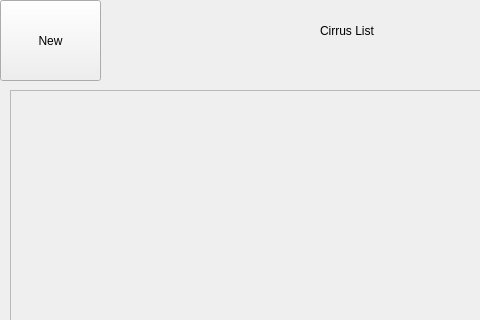
Qt form mainwindow.ui (ruvans/cirrus-list) before a commit; both pictures show x 0 to 480 and y 0 to 320 of the 800 by 600 pixel window.
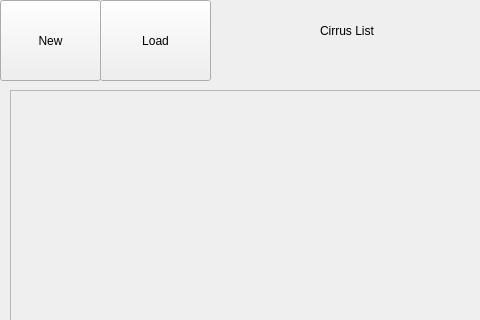
The same form after that commit.

Commit message: Created empty load display widget

Diff of the .ui file:
```diff
--- a/mainwindow.ui
+++ b/mainwindow.ui
@@ -63,6 +63,19 @@
      </property>
     </widget>
    </widget>
+   <widget class="QPushButton" name="loadButton">
+    <property name="geometry">
+     <rect>
+      <x>100</x>
+      <y>0</y>
+      <width>111</width>
+      <height>81</height>
+     </rect>
+    </property>
+    <property name="text">
+     <string>Load</string>
+    </property>
+   </widget>
   </widget>
   <widget class="QStatusBar" name="statusbar"/>
   <widget class="QMenuBar" name="menubar">
```
The commit also changes 5 other files.
